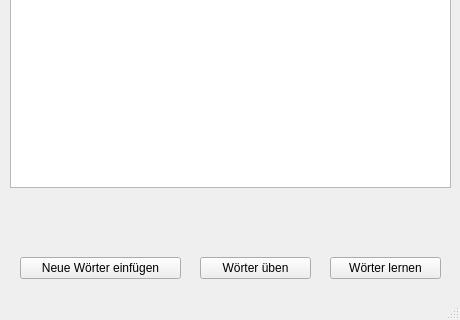
The window that mainwindow.ui (MisterHyde/vocaburglary) describes before a commit, drawn with Qt 5; both pictures show x 0 to 460 and y 400 to 720 of the 460 by 720 pixel window.
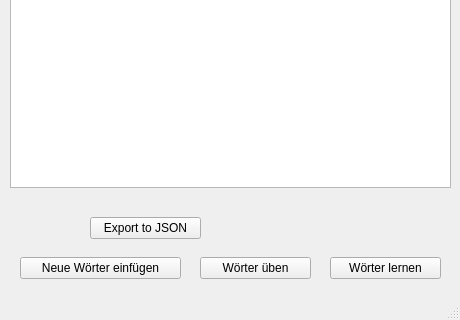
The same window after the commit.

Commit message: Added JSON backup of DB

```diff
--- a/mainwindow.ui
+++ b/mainwindow.ui
@@ -329,6 +329,19 @@
      </layout>
     </widget>
    </widget>
+   <widget class="QPushButton" name="pushButtonExportDB">
+    <property name="geometry">
+     <rect>
+      <x>90</x>
+      <y>600</y>
+      <width>111</width>
+      <height>22</height>
+     </rect>
+    </property>
+    <property name="text">
+     <string>Export to JSON</string>
+    </property>
+   </widget>
    <zorder>vocableTable</zorder>
    <zorder>startWidget</zorder>
    <zorder>learnWidget</zorder>
```
Left out of the diff: 1 changed line with no effect on the pictures. The commit also changes 8 other files.
